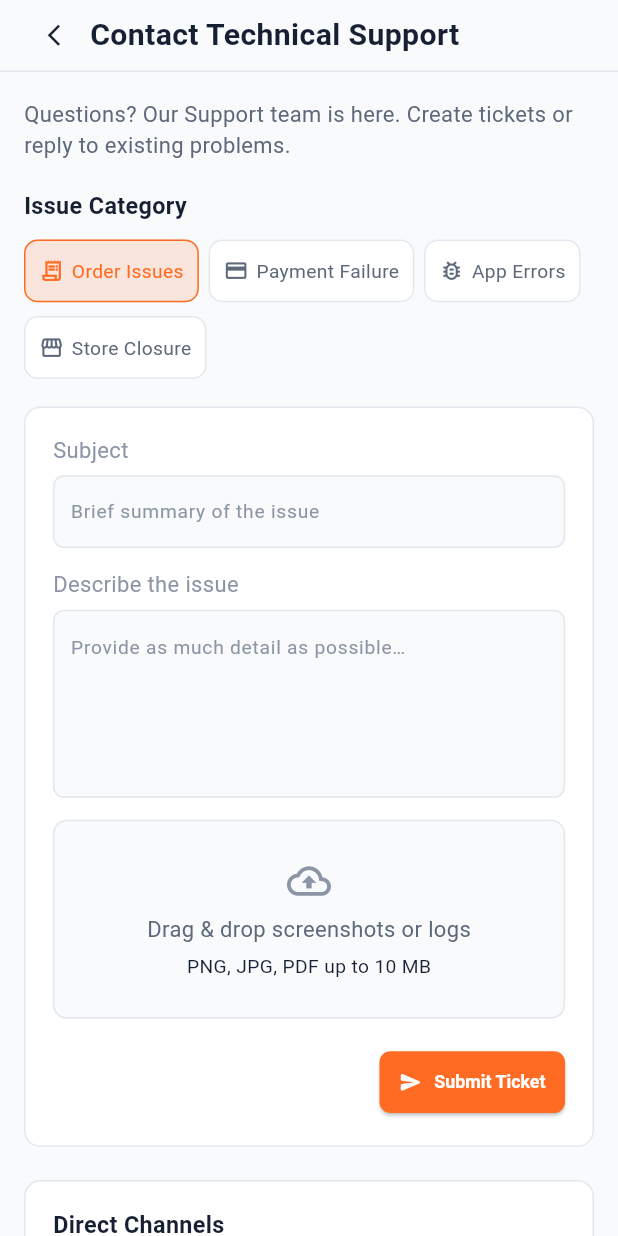
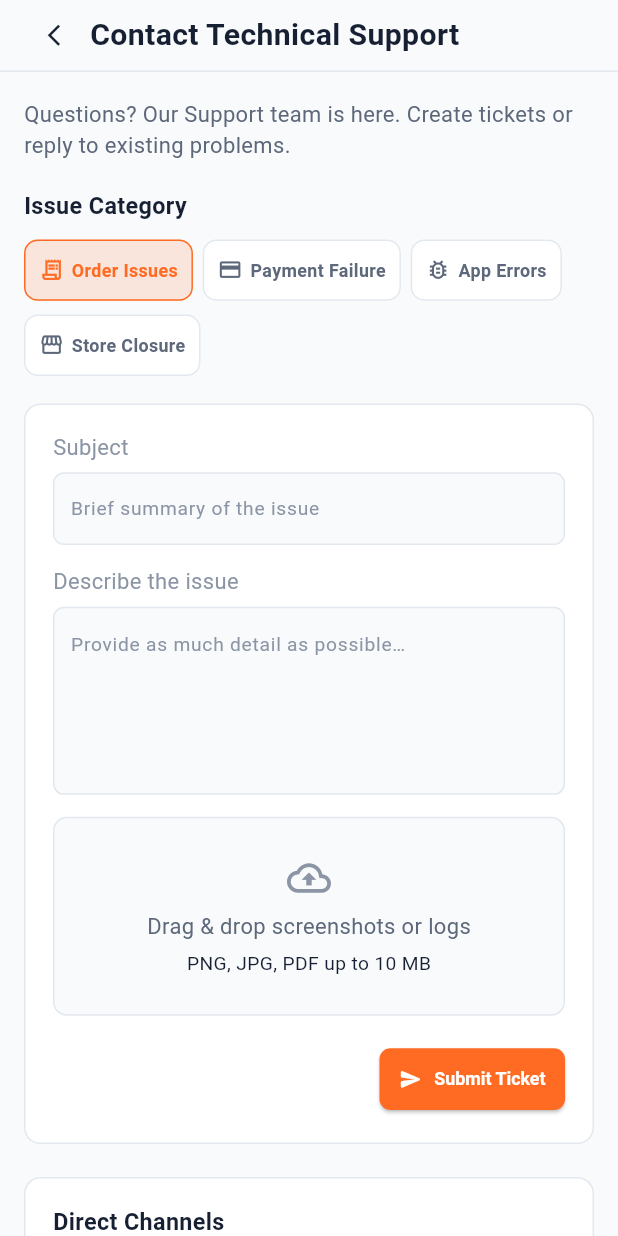
Before and after one commit to shubhnesh/RDX-Admin-Panel, a Flutter app: the SupportScreen screen opened directly, on a phone screen of 412 x 824 dp. Run offline on Flutter 3.47's test engine with Material 3 defaults, Android fonts, the phone set to English and light mode, and no system bars; our stand-ins replace cloud_firestore, file_picker, firebase_auth, firebase_core, fl_chart; accounts and stored records are empty.

Commit message:
bug fixed

```diff
--- a/lib/screens/menu/menu_screen.dart
+++ b/lib/screens/menu/menu_screen.dart
@@ -573,7 +573,7 @@ class _MenuScreenState extends State<MenuScreen> {
       padding: EdgeInsets.only(bottom: context.h(24)),
       gridDelegate: SliverGridDelegateWithMaxCrossAxisExtent(
         maxCrossAxisExtent: context.w(225),
-        mainAxisExtent: context.h(378),
+        mainAxisExtent: context.h(385),
         mainAxisSpacing: context.h(18),
         crossAxisSpacing: context.w(18),
       ),
--- a/lib/screens/support/support_screen.dart
+++ b/lib/screens/support/support_screen.dart
@@ -186,9 +186,9 @@ class _SupportScreenState extends State<SupportScreen> {
                         //       selected ? FontWeight.w600 : FontWeight.w500,
                         // ),
                         style: selected
-                            ? AppTextStyles.body(context)
+                            ? AppTextStyles.label(context)
                                 .copyWith(color: colors.primary)
-                            : AppTextStyles.body(context)
+                            : AppTextStyles.label(context)
                                 .copyWith(color: colors.textSecondary),
                       ),
                     ],
```
